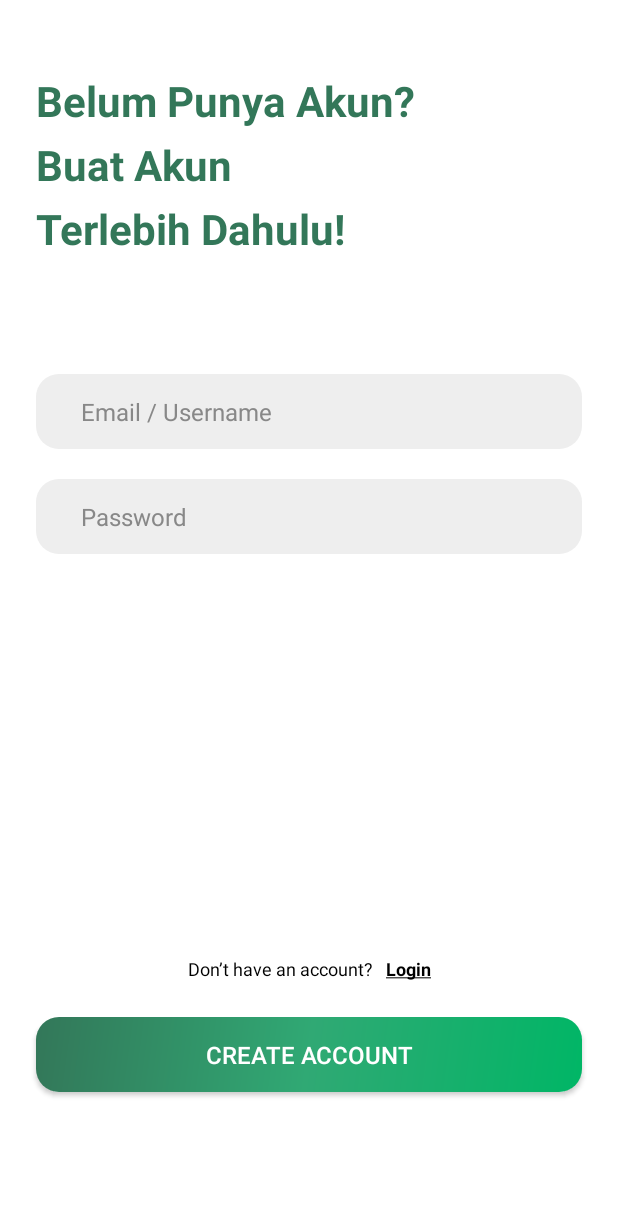
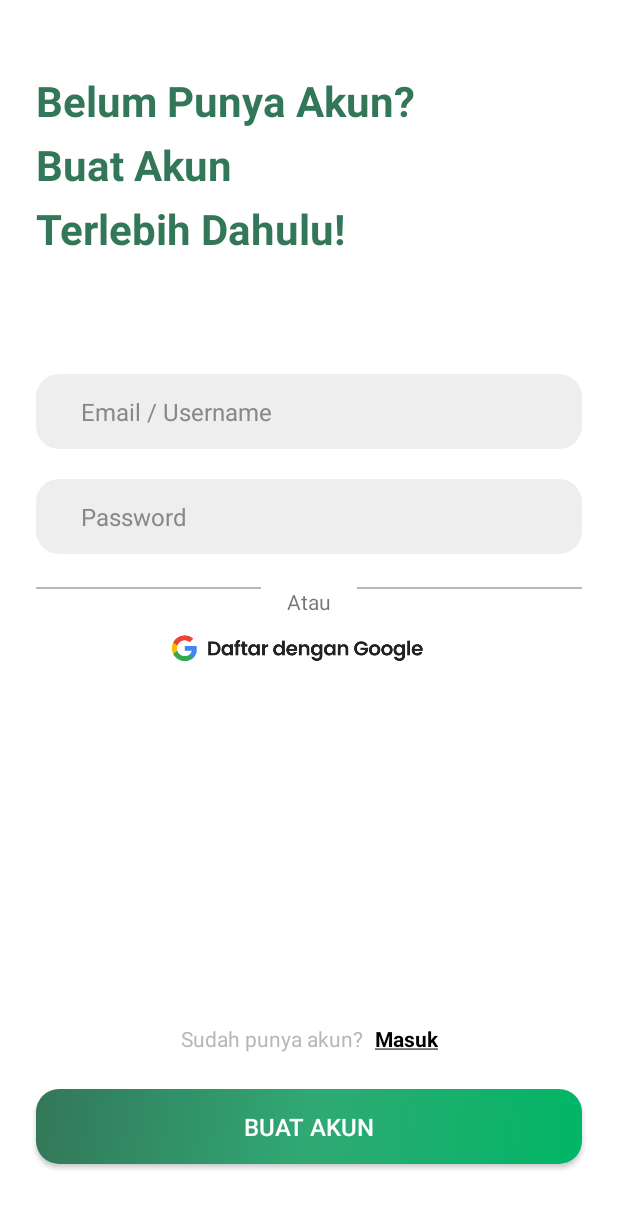
Before and after one commit to Clint02/TugasAkhirPAPB, an Android app: the SignUp screen opened directly, with no data from a screen before it, on a phone screen of 412 x 824 dp. Shown: the top 1208 px of the screen. Run offline under Robolectric (Android 15) with nearby library versions, the phone set to English and light mode, and no system bars; our stand-ins replace Firebase (no records; nobody signed in at launch, a user with empty details on screens opened directly), FlexboxLayout.

Commit message:
english to indonesia, search

```diff
--- /dev/null
+++ b/app/src/main/res/drawable/ic_search.xml
@@ -0,0 +1,5 @@
+<vector android:height="24dp" android:tint="#888888"
+    android:viewportHeight="24" android:viewportWidth="24"
+    android:width="24dp" xmlns:android="http://schemas.android.com/apk/res/android">
+    <path android:fillColor="@android:color/white" android:pathData="M15.5,14h-0.79l-0.28,-0.27C15.41,12.59 16,11.11 16,9.5 16,5.91 13.09,3 9.5,3S3,5.91 3,9.5 5.91,16 9.5,16c1.61,0 3.09,-0.59 4.23,-1.57l0.27,0.28v0.79l5,4.99L20.49,19l-4.99,-5zM9.5,14C7.01,14 5,11.99 5,9.5S7.01,5 9.5,5 14,7.01 14,9.5 11.99,14 9.5,14z"/>
+</vector>
--- a/app/src/main/res/layout/signup.xml
+++ b/app/src/main/res/layout/signup.xml
@@ -59,6 +59,49 @@
 
     </LinearLayout>
 
+    <com.google.android.flexbox.FlexboxLayout
+        android:id="@+id/flexboxLayout"
+        android:layout_width="match_parent"
+        android:layout_height="wrap_content"
+        android:layout_marginLeft="24dp"
+        android:layout_marginTop="12dp"
+        android:layout_marginRight="24dp"
+        app:alignItems="center"
+        app:justifyContent="space_between"
+        app:layout_constraintEnd_toEndOf="parent"
+        app:layout_constraintStart_toStartOf="parent"
+        app:layout_constraintTop_toBottomOf="@+id/form_login">
+
+        <View
+            android:layout_width="150dp"
+            android:layout_height="1dp"
+            android:background="@color/grey"
+            android:tooltipText="Atau" />
+
+        <TextView
+            android:layout_width="wrap_content"
+            android:layout_height="wrap_content"
+            android:text="Atau" />
+
+        <View
+            android:layout_width="150dp"
+            android:layout_height="1dp"
+            android:background="@color/grey"
+            android:tooltipText="Atau" />
+
+    </com.google.android.flexbox.FlexboxLayout>
+
+    <ImageView
+        android:id="@+id/next_google"
+        android:layout_width="200dp"
+        android:layout_height="20dp"
+        android:layout_marginTop="12dp"
+        app:layout_constraintEnd_toEndOf="parent"
+        app:layout_constraintHorizontal_bias="0.464"
+        app:layout_constraintStart_toStartOf="parent"
+        app:layout_constraintTop_toBottomOf="@+id/flexboxLayout"
+        app:srcCompat="@drawable/daftar_google" />
+
     <LinearLayout
         android:id="@+id/intent_signup"
         android:layout_width="wrap_content"
@@ -72,9 +115,9 @@
             android:id="@+id/textView"
             android:layout_width="wrap_content"
             android:layout_height="wrap_content"
-            android:text="Don’t have an account?"
-            android:textColor="@color/black"
-            android:textSize="12sp"
+            android:text="Sudah punya akun?"
+            android:textColor="@color/grey"
+            android:textSize="14sp"
             tools:layout_editor_absoluteX="127dp" />
 
         <TextView
@@ -85,7 +128,7 @@
             android:layout_marginStart="8dp"
             android:text="@string/login"
             android:textColor="@color/black"
-            android:textSize="12sp"
+            android:textSize="14sp"
             app:layout_constraintStart_toEndOf="@+id/textView3" />
     </LinearLayout>
 
@@ -95,9 +138,9 @@
         android:layout_height="50dp"
         android:layout_marginStart="24dp"
         android:layout_marginEnd="24dp"
-        android:layout_marginBottom="96dp"
+        android:layout_marginBottom="48dp"
         android:background="@drawable/bg_button"
-        android:text="Create Account"
+        android:text="Buat Akun"
         android:textColor="@color/white"
         android:textSize="16sp"
         app:layout_constraintBottom_toBottomOf="parent"
--- a/app/src/main/res/values/strings.xml
+++ b/app/src/main/res/values/strings.xml
@@ -1,7 +1,7 @@
 <resources>
     <string name="app_name">TugasAkhirPAPB</string>
-    <string name="signup"><u>Sign Up</u></string>
-    <string name="login"><u>Login</u></string>
+    <string name="signup"><u>Buat Akun</u></string>
+    <string name="login"><u>Masuk</u></string>
     <string name="title_signup">Belum Punya Akun?\nBuat Akun\nTerlebih Dahulu!</string>
     <!-- TODO: Remove or change this placeholder text -->
     <string name="hello_blank_fragment">Hello blank fragment</string>
```
Also changed, not shown: app/src/main/res/layout/fragment_chat.xml (+30 -10 lines), app/src/main/res/layout/fragment_home.xml (+11 -3 lines), app/src/main/res/layout/login.xml (+63 -7 lines), app/src/main/res/drawable-v24/daftar_google.png (added), app/src/main/res/drawable-v24/next_google.png (added), app/src/main/res/drawable-v24/search.png (deleted), app/src/main/res/drawable-v24/search_chat.png (deleted).
